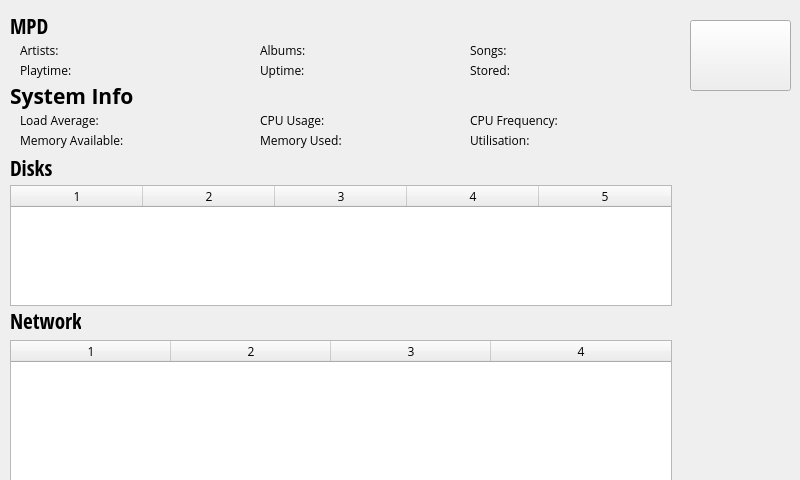
This is src/visual_elements/main_window.ui in anthony-mills/nomadicpi as Qt 5 draws it before an edit. The edited form follows.
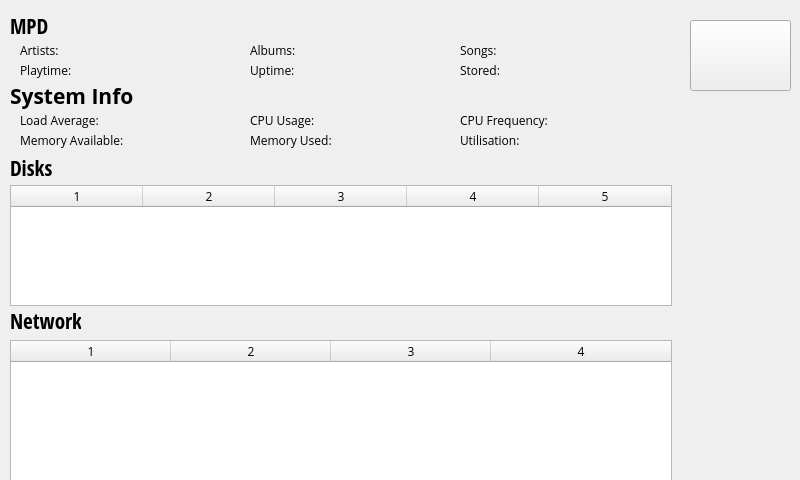
This is the edited form. The open tabs and pages were chosen to show the change. Icons and pictures are not drawn.

Commit message: Padding fixes for the system information page

Diff of the .ui file:
```diff
--- a/src/visual_elements/main_window.ui
+++ b/src/visual_elements/main_window.ui
@@ -995,9 +995,9 @@
     <widget class="QLabel" name="SystemMemoryUsed">
      <property name="geometry">
       <rect>
-       <x>260</x>
+       <x>250</x>
        <y>120</y>
-       <width>201</width>
+       <width>211</width>
        <height>21</height>
       </rect>
      </property>
@@ -1008,9 +1008,9 @@
     <widget class="QLabel" name="SystemMemoryUtilisation">
      <property name="geometry">
       <rect>
-       <x>470</x>
+       <x>460</x>
        <y>120</y>
-       <width>201</width>
+       <width>211</width>
        <height>21</height>
       </rect>
      </property>
@@ -1021,9 +1021,9 @@
     <widget class="QLabel" name="SystemCPUUsage">
      <property name="geometry">
       <rect>
-       <x>260</x>
+       <x>250</x>
        <y>100</y>
-       <width>201</width>
+       <width>211</width>
        <height>21</height>
       </rect>
      </property>
@@ -1034,9 +1034,9 @@
     <widget class="QLabel" name="SystemCPUFreq">
      <property name="geometry">
       <rect>
-       <x>470</x>
+       <x>460</x>
        <y>100</y>
-       <width>201</width>
+       <width>211</width>
        <height>21</height>
       </rect>
      </property>
@@ -1094,9 +1094,9 @@
     <widget class="QLabel" name="MPDAlbums">
      <property name="geometry">
       <rect>
-       <x>260</x>
+       <x>250</x>
        <y>30</y>
-       <width>201</width>
+       <width>211</width>
        <height>21</height>
       </rect>
      </property>
@@ -1107,9 +1107,9 @@
     <widget class="QLabel" name="MPDUptime">
      <property name="geometry">
       <rect>
-       <x>260</x>
+       <x>250</x>
        <y>50</y>
-       <width>201</width>
+       <width>211</width>
        <height>21</height>
       </rect>
      </property>
@@ -1120,9 +1120,9 @@
     <widget class="QLabel" name="MPDSongs">
      <property name="geometry">
       <rect>
-       <x>470</x>
+       <x>460</x>
        <y>30</y>
-       <width>211</width>
+       <width>221</width>
        <height>21</height>
       </rect>
      </property>
@@ -1133,9 +1133,9 @@
     <widget class="QLabel" name="MPDStored">
      <property name="geometry">
       <rect>
-       <x>470</x>
+       <x>460</x>
        <y>50</y>
-       <width>211</width>
+       <width>221</width>
        <height>21</height>
       </rect>
      </property>
```
Left out of the diff: 2 changed lines with no effect on the pictures. The commit also changes 1 other file.
